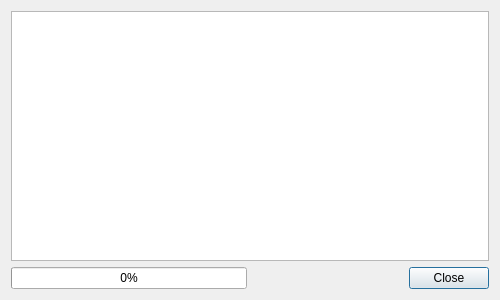
Earthwings/marble, file src/lib/cloudsync/CloudRoutesDialog.ui: the form before one commit.
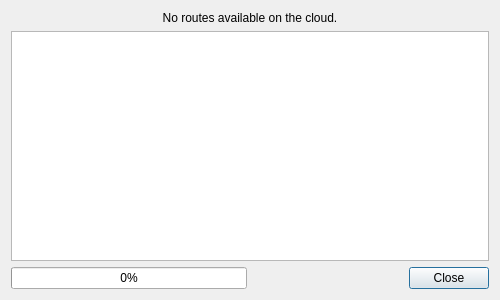
The form after the commit.

Commit message: Inform the user when no route available on the cloud

The edit to the form file:
```diff
--- a/src/lib/cloudsync/CloudRoutesDialog.ui
+++ b/src/lib/cloudsync/CloudRoutesDialog.ui
@@ -14,6 +14,16 @@
    <string>Cloud Routes</string>
   </property>
   <layout class="QVBoxLayout" name="verticalLayout">
+   <item>
+    <widget class="QLabel" name="labelNoRoute">
+     <property name="text">
+      <string>No routes available on the cloud.</string>
+     </property>
+     <property name="alignment">
+      <set>Qt::AlignCenter</set>
+     </property>
+    </widget>
+   </item>
    <item>
     <widget class="QListView" name="listView"/>
    </item>
```
The commit also changes 2 other files.
